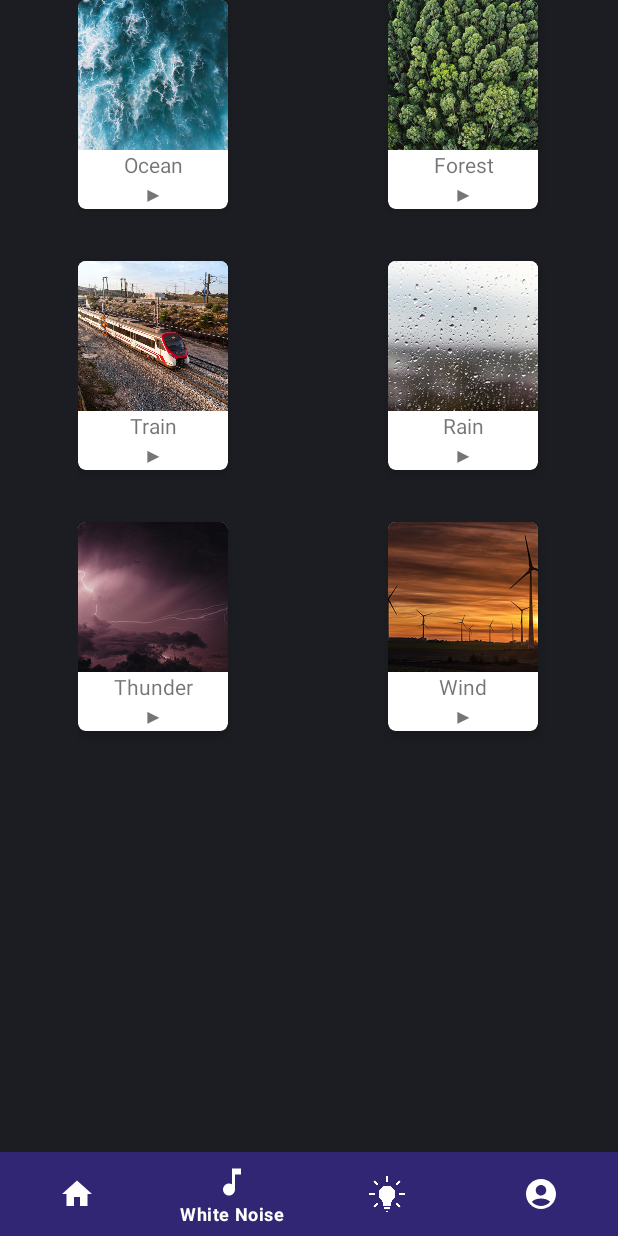
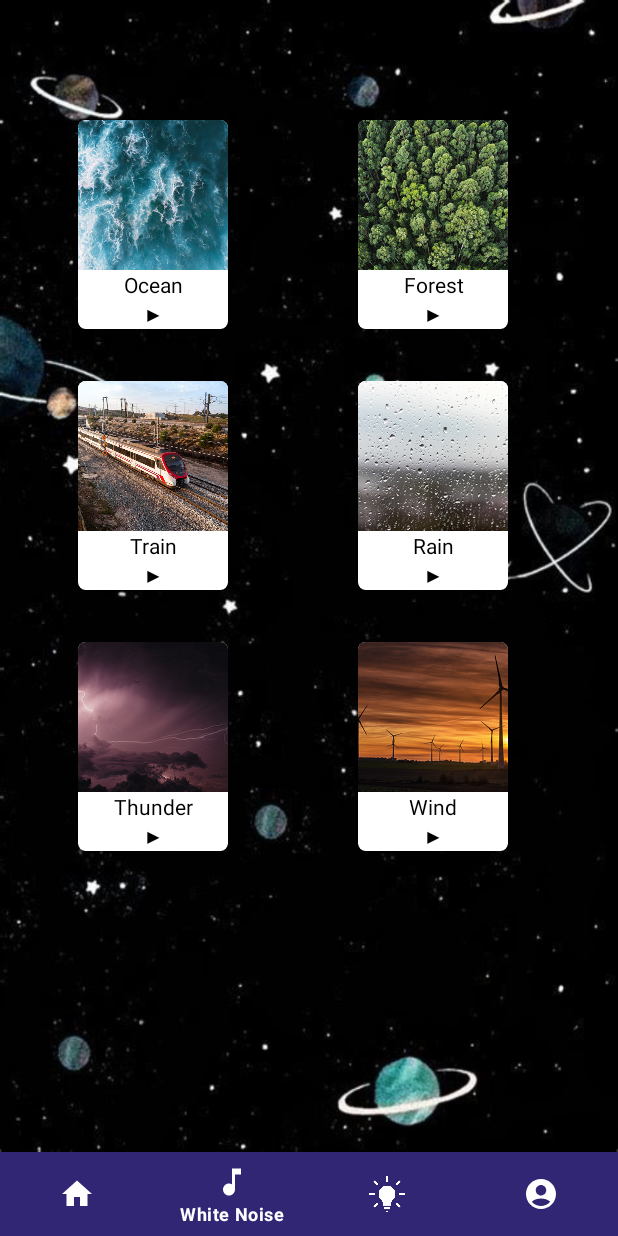
Before and after one commit to Andrew-A-A/Sleep_Tracker_App, an Android app: the MusicFragment screen opened through its navigation route, on a phone screen of 412 x 824 dp. Run offline under Robolectric (Android 15) with nearby library versions, the phone set to English and light mode, and no system bars; our stand-ins replace data binding, navigation-ui; libraries missing offline, so code that uses them is left out: nl.joery.timerangepicker; Roboto replaces fonts that are not available here; 10 statements that could not run were skipped.

Commit message:
music page design

```diff
--- /dev/null
+++ b/app/src/main/res/drawable/music_rectangle.xml
@@ -0,0 +1,9 @@
+<?xml version="1.0" encoding="utf-8"?>
+<selector xmlns:android="http://schemas.android.com/apk/res/android">
+    <item>
+        <shape android:shape="rectangle">
+            <solid android:color="#66ffffff" />
+
+        </shape>
+    </item>
+</selector>
--- a/app/src/main/res/layout/card_item.xml
+++ b/app/src/main/res/layout/card_item.xml
@@ -15,6 +15,7 @@
     <LinearLayout
         android:layout_width="match_parent"
         android:layout_height="wrap_content"
+        android:background="@drawable/music_rectangle"
         android:orientation="vertical">
 
         <ImageView
@@ -29,6 +30,7 @@
             android:layout_width="match_parent"
             android:layout_height="wrap_content"
             android:text="@string/app_name"
+            android:textColor="@color/black"
             android:textAlignment="center" />
 
         <TextView
@@ -36,6 +38,7 @@
             android:layout_width="match_parent"
             android:layout_height="wrap_content"
             android:text="▶"
+            android:textColor="@color/black"
             android:textAlignment="center" />
 
     </LinearLayout>
--- a/app/src/main/res/layout/fragment_intro.xml
+++ b/app/src/main/res/layout/fragment_intro.xml
@@ -4,7 +4,7 @@
     xmlns:tools="http://schemas.android.com/tools"
     android:layout_width="match_parent"
     android:layout_height="match_parent"
-    android:background="#1c1d22"
+    android:background="@drawable/loginandsignupforms"
     tools:context=".MainActivity">
 
     <androidx.cardview.widget.CardView
--- a/app/src/main/res/layout/fragment_login.xml
+++ b/app/src/main/res/layout/fragment_login.xml
@@ -4,7 +4,6 @@
     xmlns:tools="http://schemas.android.com/tools"
     android:layout_width="match_parent"
     android:layout_height="match_parent"
-    android:background="@drawable/loginandsignupforms"
     tools:context=".ui.login.loginFragment">
 
 
--- a/app/src/main/res/layout/fragment_music.xml
+++ b/app/src/main/res/layout/fragment_music.xml
@@ -5,7 +5,7 @@
     android:id="@+id/frameLayout"
     android:layout_width="match_parent"
     android:layout_height="match_parent"
-    tools:backgroundTint="@color/black"
+    android:background="@drawable/mmusic"
     tools:context=".ui.music.MusicFragment">
 
     <GridView
@@ -14,15 +14,16 @@
         android:layout_height="match_parent"
         android:layout_marginStart="32dp"
         android:layout_marginEnd="32dp"
+        android:layout_marginTop="80dp"
         android:horizontalSpacing="6dp"
         android:numColumns="2"
         android:paddingStart="20dp"
-        android:paddingEnd="-80dp"
+        android:paddingEnd="-40dp"
         android:verticalSpacing="35dp"
         app:layout_constraintBottom_toBottomOf="parent"
         app:layout_constraintEnd_toEndOf="parent"
         app:layout_constraintHorizontal_bias="0.0"
         app:layout_constraintStart_toStartOf="parent"
         app:layout_constraintTop_toTopOf="parent"
-        app:layout_constraintVertical_bias="0.0" />
+        app:layout_constraintVertical_bias="1.0" />
 </androidx.constraintlayout.widget.ConstraintLayout>
```
Also changed, not shown: app/src/main/res/drawable/mmusic.jpg (added), app/src/main/res/drawable/music_zodiac.jpg (added).
